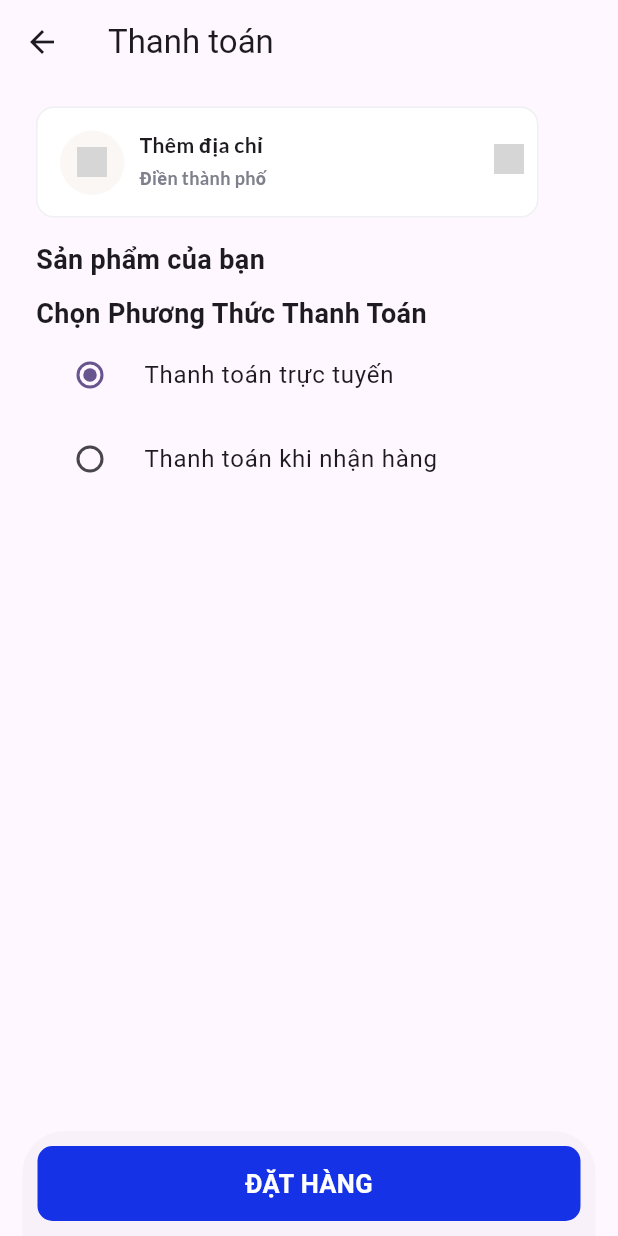
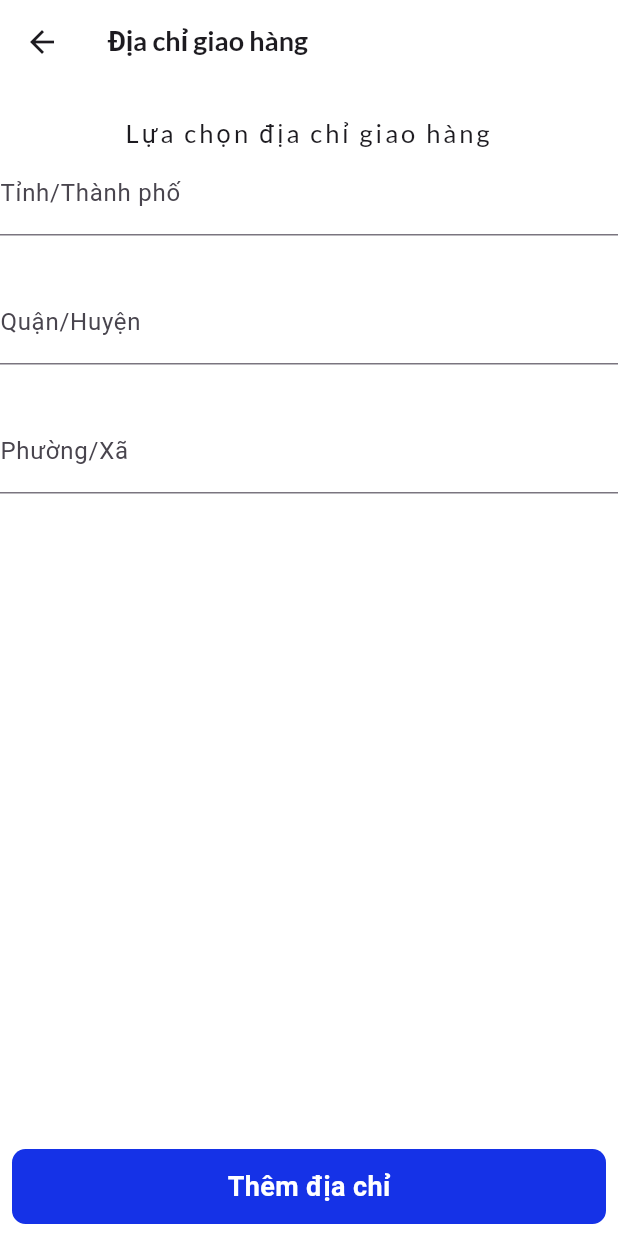
Before and after one commit to NguyenLeDuyy/MacStoreApp, a Flutter app: the checkoutScreen screen opened directly, after a tap on "Thêm địa chỉ", on a phone screen of 412 x 824 dp. Run offline on Flutter 3.47's test engine with Material 3 defaults, Android fonts, the phone set to English and light mode, and no system bars; our stand-ins replace badges, cached_network_image, flutter_riverpod, get, google_fonts, supabase_flutter; accounts and stored records are empty; network calls fail; grey boxes are pictures that could not be loaded.

Commit message:
Create a shipping address screeen

```diff
--- a/lib/views/screens/inner_screens/checkout_screen.dart
+++ b/lib/views/screens/inner_screens/checkout_screen.dart
@@ -2,6 +2,7 @@ import 'package:flutter/material.dart';
 import 'package:flutter_riverpod/flutter_riverpod.dart';
 import 'package:google_fonts/google_fonts.dart';
 import 'package:mac_store_app/provider/cart_provider.dart';
+import 'package:mac_store_app/views/screens/inner_screens/shipping_address_screen.dart';
 import 'package:mac_store_app/views/screens/main_screen.dart';
 import 'package:uuid/uuid.dart';
 import 'package:supabase_flutter/supabase_flutter.dart';
@@ -33,13 +34,17 @@ class _checkoutScreenState extends ConsumerState<checkoutScreen> {
       appBar: AppBar(title: Text('Thanh toán')),
 
       body: Padding(
-        padding: const EdgeInsets.symmetric(horizontal: 24, vertical: 15),
+        padding: const EdgeInsets.symmetric(horizontal: 25, vertical: 15),
         child: Center(
           child: Column(
             crossAxisAlignment: CrossAxisAlignment.start,
             children: [
               InkWell(
-                onTap: () {},
+                onTap: () {
+                  Navigator.push(context, MaterialPageRoute(builder: (context){
+                    return const ShippingAddressScreen();
+                  }));
+                },
                 child: SizedBox(
                   width: 335,
                   height: 74,
--- /dev/null
+++ b/lib/views/screens/inner_screens/shipping_address_screen.dart
@@ -0,0 +1,116 @@
+import 'package:flutter/material.dart';
+import 'package:google_fonts/google_fonts.dart';
+
+class ShippingAddressScreen extends StatefulWidget {
+  const ShippingAddressScreen({super.key});
+
+  @override
+  State<ShippingAddressScreen> createState() => _ShippingAddressScreenState();
+}
+
+class _ShippingAddressScreenState extends State<ShippingAddressScreen> {
+  final GlobalKey<FormState> _formKey = GlobalKey<FormState>();
+  @override
+  Widget build(BuildContext context) {
+    return Scaffold(
+      backgroundColor: Colors.white.withOpacity(0.96),
+      appBar: AppBar(
+        elevation: 0,
+        backgroundColor: Colors.white.withOpacity(0.96),
+        title: Text(
+          'Địa chỉ giao hàng',
+          style: GoogleFonts.lato(fontWeight: FontWeight.w600, fontSize: 18),
+        ),
+      ),
+
+      body: Padding(
+        padding: const EdgeInsets.only(top: 20),
+        child: Center(
+          child: Form(
+            key: _formKey,
+            child: Column(
+              children: [
+                Text(
+                  textAlign: TextAlign.center,
+                  'Lựa chọn địa chỉ giao hàng',
+                  style: GoogleFonts.lato(fontSize: 17, letterSpacing: 2),
+                ),
+
+                TextFormField(
+                  validator: (value){
+                    if(value!.isEmpty){
+                      return "Vui lòng không để trống";
+                    }else {
+                      return null;
+                    }
+                  },
+                  decoration: const InputDecoration(
+                    labelText: 'Tỉnh/Thành phố',
+                    // border: OutlineInputBorder(),
+                  ),
+                ),
+                const SizedBox(height: 30,),
+                TextFormField(
+                  validator: (value){
+                    if(value!.isEmpty){
+                      return "Vui lòng không để trống";
+                    }else {
+                      return null;
+                    }
+                  },
+                  decoration: const InputDecoration(
+                    labelText: 'Quận/Huyện'
+                  ),
+                ),
+
+                const SizedBox(height: 30,),
+                TextFormField(
+                  validator: (value){
+                    if(value!.isEmpty){
+                      return "Vui lòng không để trống";
+                    }else {
+                      return null;
+                    }
+                  },
+                  decoration: const InputDecoration(
+                      labelText: 'Phường/Xã'
+                  ),
+                ),
+              ],
+            ),
+          ),
+        ),
+      ),
+
+      bottomNavigationBar: Padding(
+        padding: const EdgeInsets.all(8.0),
+        child: InkWell(
+          onTap: (){
+            if(_formKey.currentState!.validate()){
+              //update the user address
+
+            }else {
+              //Show a snackbar
+
+            }
+          },
+          child: Container(
+            width: MediaQuery.of(context).size.width,
+            height: 50,
+            decoration: BoxDecoration(
+              color: Color(0xFF1532E7),
+              borderRadius: BorderRadius.circular(9),
+            ),
+            child: const Center(
+              child: Text('Thêm địa chỉ', style: TextStyle(
+                color: Colors.white,
+                fontSize: 18,
+                fontWeight: FontWeight.bold,
+              ),),
+            ),
+          ),
+        ),
+      ),
+    );
+  }
+}
```
